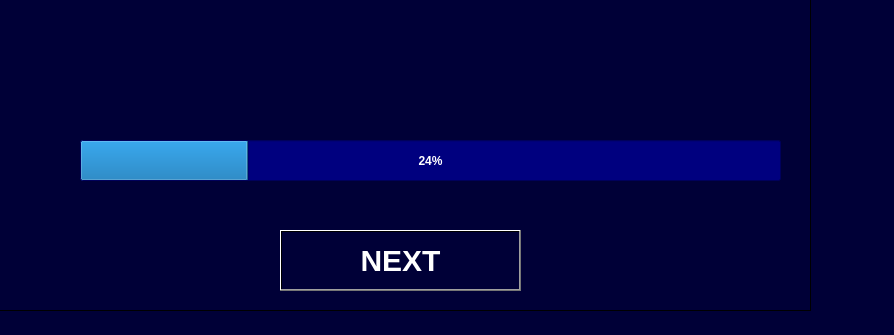
Before: the Qt Designer form main_window.ui in Kaushal03/Stock-Management-System, drawn with Qt 5; both pictures show x 100 to 994 and y 360 to 695 of the 994 by 695 pixel window.
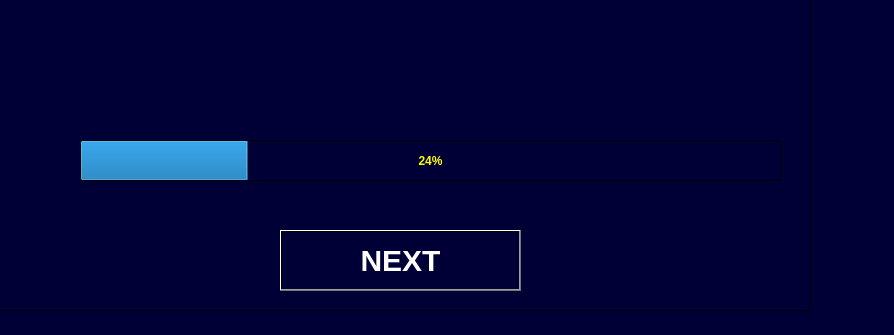
After: the same form once the commit is applied. Icons and pictures are not drawn.

Diff of the .ui file:
```diff
--- a/main_window.ui
+++ b/main_window.ui
@@ -62,17 +62,22 @@
        <height>41</height>
       </rect>
      </property>
+     <property name="autoFillBackground">
+      <bool>true</bool>
+     </property>
      <property name="styleSheet">
       <string notr="true">FONT-SIZE:30PX;
-background-color: rgb(0, 0, 107);
+
 
 font-weight:bold;
-color: white;
-background-color: rgb(0, 0, 127);</string>
+</string>
      </property>
      <property name="value">
       <number>24</number>
      </property>
+     <property name="orientation">
+      <enum>Qt::Horizontal</enum>
+     </property>
     </widget>
     <widget class="QPushButton" name="windowbtn">
      <property name="geometry">
```
